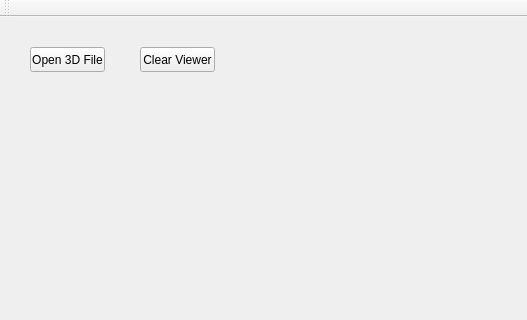
First picture: the form in 3D/3D/mainwindow.ui, repository WSX741405/3D, before the edit; both pictures show x 0 to 527 and y 0 to 320 of the 688 by 563 pixel window.
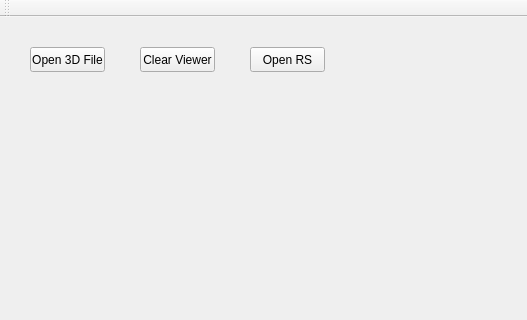
Second picture: the form after the edit.

```diff
--- a/3D/3D/mainwindow.ui
+++ b/3D/3D/mainwindow.ui
@@ -40,6 +40,19 @@
      <string>Clear Viewer</string>
     </property>
    </widget>
+   <widget class="QPushButton" name="_openRSBtn">
+    <property name="geometry">
+     <rect>
+      <x>250</x>
+      <y>30</y>
+      <width>75</width>
+      <height>25</height>
+     </rect>
+    </property>
+    <property name="text">
+     <string>Open RS</string>
+    </property>
+   </widget>
   </widget>
   <widget class="QMenuBar" name="menuBar">
    <property name="geometry">
```
